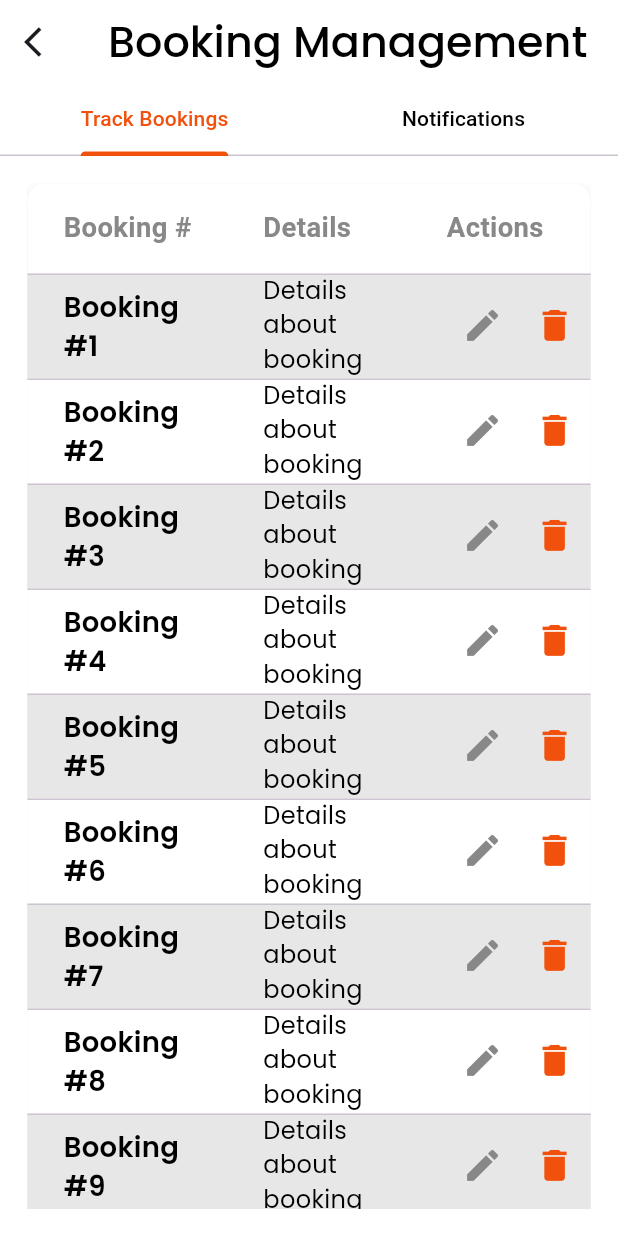
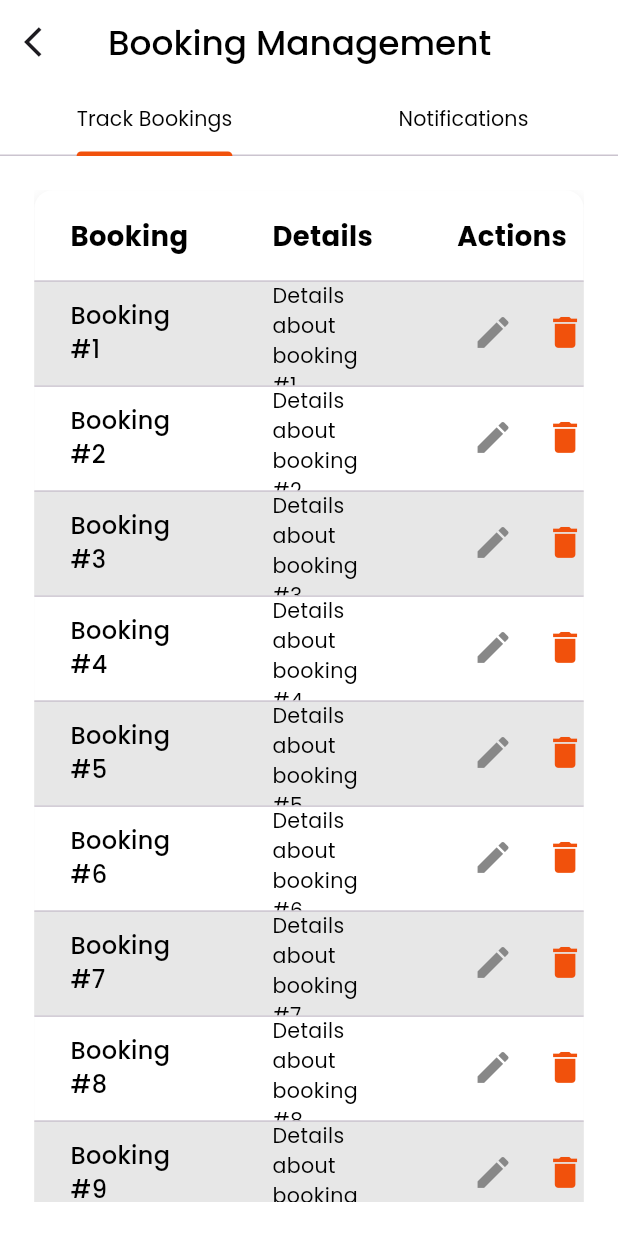
Before and after one commit to wajehafatima/air-bnb, a Flutter app: the BookingManagement screen opened directly, on a phone screen of 412 x 824 dp. Run offline on Flutter 3.47's test engine with Material 3 defaults, Android fonts, the phone set to English and light mode, and no system bars; our stand-ins replace country_picker, fl_chart, flutter_screenutil, google_fonts, google_maps_flutter, matcher.

```diff
--- a/lib/admin_views/admin-home-view/booking-management-view/booking-management-view.dart
+++ b/lib/admin_views/admin-home-view/booking-management-view/booking-management-view.dart
@@ -1,5 +1,6 @@
 import 'package:flutter/material.dart';
 import 'package:flutter_screenutil/flutter_screenutil.dart';
+import 'package:google_fonts/google_fonts.dart';
 
 import '../../../src/controller/components/primaryText.dart';
 import '../../../src/controller/constants/colors/appColors.dart';
@@ -38,7 +39,7 @@ class _BookingManagementState extends State<BookingManagement>
         backgroundColor: appColors.whiteBG,
         title: Primarytext(
           text: 'Booking Management',
-          fontSize: 25.sp,
+          fontSize: 20.sp,
           fontWeight: FontWeight.w500,
           textColor: appColors.blacktext,
         ),
@@ -47,9 +48,9 @@ class _BookingManagementState extends State<BookingManagement>
           labelColor: appColors.secondary,
           unselectedLabelColor: appColors.blacktext,
           indicatorColor: appColors.secondary,
-          tabs: const [
-            Tab(text: 'Track Bookings'),
-            Tab(text: 'Notifications'),
+          tabs:  [
+            Tab(child: Primarytext(text: 'Track Bookings', fontSize: 12.sp, fontWeight: FontWeight.w400, textColor: appColors.blacktext),),
+            Tab(child: Primarytext(text: 'Notifications', fontSize: 12.sp, fontWeight: FontWeight.w400, textColor: appColors.blacktext),),
           ],
         ),
       ),
@@ -67,7 +68,7 @@ class TrackBookingsTab extends StatelessWidget {
   @override
   Widget build(BuildContext context) {
     return Padding(
-      padding: EdgeInsets.all(16.0.w),
+      padding: EdgeInsets.all(20.0.w),
       child: SingleChildScrollView(
         child: Container(
           decoration: BoxDecoration(
@@ -84,40 +85,38 @@ class TrackBookingsTab extends StatelessWidget {
           child: DataTable(
             headingRowHeight: 60,
             dataRowHeight: 70,
-            headingTextStyle: TextStyle(
+            headingTextStyle: GoogleFonts.poppins(
               fontSize: 16.sp,
               fontWeight: FontWeight.w600,
               color: appColors.primary,
             ),
             columns: [
               DataColumn(
-                label: Text(
-                  'Booking #',
-                  style: TextStyle(
+                label: Primarytext(text:
+                  'Booking',
+
                     fontWeight: FontWeight.bold,
-                    color: appColors.primary,
+                    textColor: appColors.blacktext,
                     fontSize: 16.sp,
                   ),
                 ),
-              ),
+
               DataColumn(
-                label: Text(
+                label:Primarytext(text:
                 'Details',
-                  style: TextStyle(
+
                   fontWeight: FontWeight.bold,
-                    color: appColors.primary,
+                  textColor: appColors.blacktext,
                   fontSize: 16.sp,
                 ),
               ),
-              ),
               DataColumn(
-                label: Text(
+                label: Primarytext(text:
                 'Actions',
-                  style: TextStyle(
+
                   fontWeight: FontWeight.bold,
-                    color: appColors.primary,
+                  textColor: appColors.blacktext,
                   fontSize: 16.sp,
-                  ),
                 ),
               ),
             ],
@@ -132,13 +131,13 @@ class TrackBookingsTab extends StatelessWidget {
                   DataCell(Primarytext(
                     text: 'Booking #${index + 1}',
                     textColor: appColors.blacktext,
-                    fontSize: 16.sp,
-                    fontWeight: FontWeight.w600,
+                    fontSize: 14.sp,
+                    fontWeight: FontWeight.w500,
                   )),
                   DataCell(Primarytext(
                     text: 'Details about booking #${index + 1}',
                     textColor: appColors.blacktext,
-                    fontSize: 14.sp,
+                    fontSize: 12.sp,
                     fontWeight: FontWeight.w400,
                   )),
                   DataCell(Row(
@@ -223,7 +222,7 @@ class NotificationsTab extends StatelessWidget {
       child: Column(
         crossAxisAlignment: CrossAxisAlignment.start,
         children: [
-          Primarytext(text: 'Automated notifications', fontSize:20.sp, fontWeight:FontWeight.w600,
+          Primarytext(text: 'Automated notifications', fontSize:18.sp, fontWeight:FontWeight.w600,
               textColor: appColors.blacktext
           ),
           SizedBox(height: 16.h),
--- a/lib/admin_views/admin-home-view/user-management-view/user-management-view.dart
+++ b/lib/admin_views/admin-home-view/user-management-view/user-management-view.dart
@@ -47,7 +47,7 @@ class _UserManagementViewState extends State<UserManagementView> with SingleTick
         bottom: TabBar(
           controller: _tabController,
           labelColor: appColors.blacktext,
-          indicatorColor: appColors.secondary,
+          indicatorColor: Color(0xffF1510C),
           unselectedLabelColor: appColors.grey,
           tabs:  [
             Tab(child: Primarytext(text: 'Hosts', fontSize: 12.sp, fontWeight: FontWeight.w400, textColor:appColors.grey,),),
```
Lines whose indentation alone changed are shown as unchanged.
